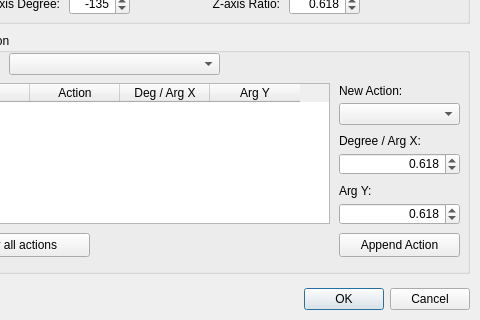
Old version of the form FigureItNow7/finUiGraphConfigDlg.ui in the repository yuylong/FigureItNow; both pictures show x 81 to 561 and y 247 to 567 of the 561 by 567 pixel window.
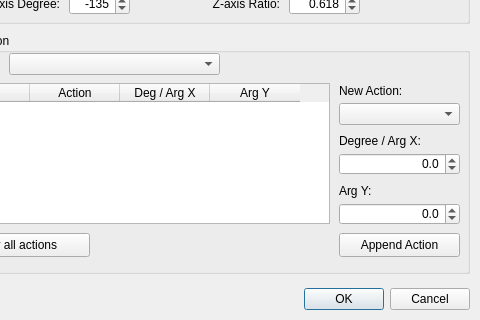
New version of the form. Custom widgets are drawn as their Qt base class.

Commit message: Refine the syncing process for affine trans action in graph config dialog.

The edit to the form file:
```diff
--- a/FigureItNow7/finUiGraphConfigDlg.ui
+++ b/FigureItNow7/finUiGraphConfigDlg.ui
@@ -748,10 +748,10 @@
        <set>Qt::AlignRight|Qt::AlignTrailing|Qt::AlignVCenter</set>
       </property>
       <property name="decimals">
-       <number>3</number>
+       <number>1</number>
       </property>
       <property name="minimum">
-       <double>0.001000000000000</double>
+       <double>-5.000000000000000</double>
       </property>
       <property name="maximum">
        <double>5.000000000000000</double>
@@ -760,7 +760,7 @@
        <double>0.100000000000000</double>
       </property>
       <property name="value">
-       <double>0.618000000000000</double>
+       <double>0.000000000000000</double>
       </property>
      </widget>
      <widget class="QLabel" name="lblTransAffineArgYTitle">
@@ -792,10 +792,10 @@
        <set>Qt::AlignRight|Qt::AlignTrailing|Qt::AlignVCenter</set>
       </property>
       <property name="decimals">
-       <number>3</number>
+       <number>1</number>
       </property>
       <property name="minimum">
-       <double>0.001000000000000</double>
+       <double>-5.000000000000000</double>
       </property>
       <property name="maximum">
        <double>5.000000000000000</double>
@@ -804,7 +804,7 @@
        <double>0.100000000000000</double>
       </property>
       <property name="value">
-       <double>0.618000000000000</double>
+       <double>0.000000000000000</double>
       </property>
      </widget>
      <widget class="QPushButton" name="pbTransAffineAppendAct">
```
Left out of the diff: 4 changed lines with no effect on the pictures. The commit also changes 3 other files.
